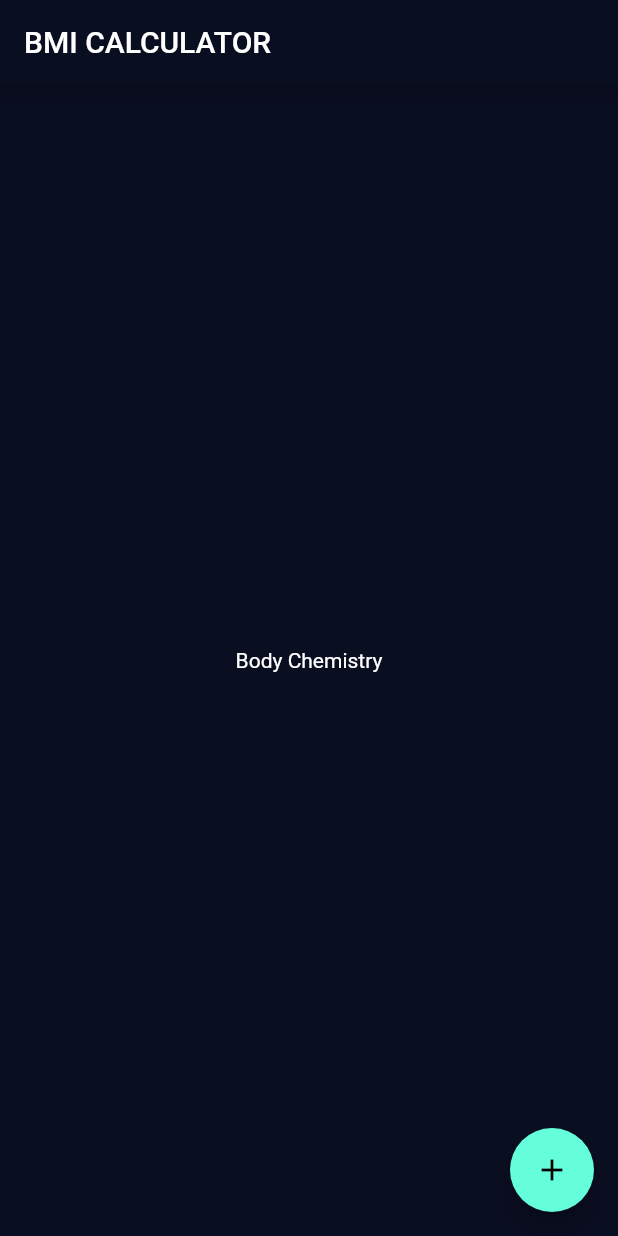
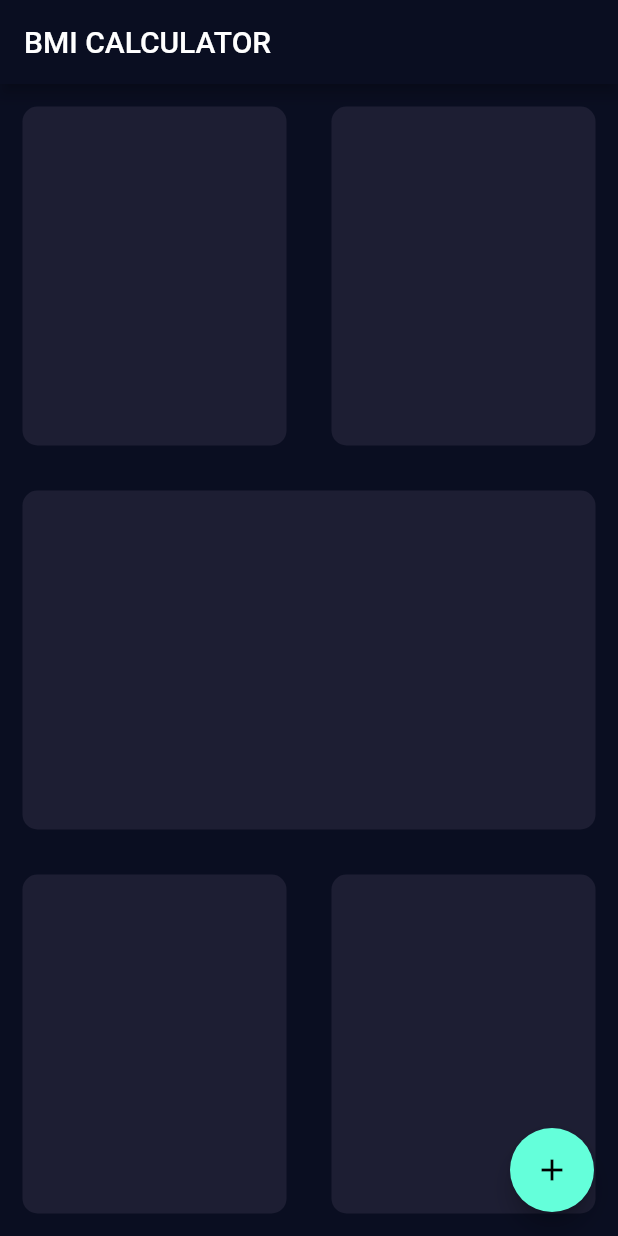
Before and after one commit to Chris-Eminence/BMI-Calculator, a Flutter app: the screen it shows after launch, on a phone screen of 412 x 824 dp. Run offline on Flutter 3.47's test engine with Material 2 defaults, Android fonts, the phone set to English and light mode, and no system bars.

Commit message:
skeleton of the app

```diff
--- a/lib/input_page.dart
+++ b/lib/input_page.dart
@@ -1,4 +1,5 @@
 import 'package:flutter/material.dart';
+
 class InputPage extends StatefulWidget {
   @override
   _InputPageState createState() => _InputPageState();
@@ -12,8 +13,65 @@ class _InputPageState extends State<InputPage> {
         backgroundColor: const Color(0xFF0A0E21),
         title: const Text('BMI CALCULATOR'),
       ),
-      body: const Center(
-        child: Text('Body Chemistry'),
+      body: Column(
+        children: <Widget>[
+          Expanded(
+            child: Row(
+              children: [
+                Expanded(
+                  child: Container(
+                    margin: const EdgeInsets.all(15.0),
+                    decoration: BoxDecoration(
+                      color: const Color(0xFF1D1E33),
+                      borderRadius: BorderRadius.circular(10.0),
+                    ),
+                  ),
+                ),
+                Expanded(
+                  child: Container(
+                    margin: const EdgeInsets.all(15.0),
+                    decoration: BoxDecoration(
+                      color: const Color(0xFF1D1E33),
+                      borderRadius: BorderRadius.circular(10.0),
+                    ),
+                  ),
+                ),
+              ],
+            ),
+          ),
+          Expanded(
+            child: Container(
+              margin: const EdgeInsets.all(15.0),
+              decoration: BoxDecoration(
+                color: const Color(0xFF1D1E33),
+                borderRadius: BorderRadius.circular(10.0),
+              ),
+            ),
+          ),
+          Expanded(
+              child: Row(
+            children: [
+              Expanded(
+                child: Container(
+                  margin: const EdgeInsets.all(15.0),
+                  decoration: BoxDecoration(
+                    color: const Color(0xFF1D1E33),
+                    borderRadius: BorderRadius.circular(10.0),
+                  ),
+                ),
+              ),
+              Expanded(
+                child: Container(
+                  margin: const EdgeInsets.all(15.0),
+                  decoration: BoxDecoration(
+                    color: const Color(0xFF1D1E33),
+                    borderRadius: BorderRadius.circular(10.0),
+                  ),
+                ),
+              ),
+            ],
+          )),
+        ],
       ),
       floatingActionButton: FloatingActionButton(
         onPressed: () {},
@@ -21,3 +79,11 @@ class _InputPageState extends State<InputPage> {
       ),
     );
   }
+}
+// Container(
+// margin: const EdgeInsets.all(15.0),
+// decoration: BoxDecoration(
+// color: const Color(0xFF1D1E33),
+// borderRadius: BorderRadius.circular(10.0),
+// ),
+// ),
```
